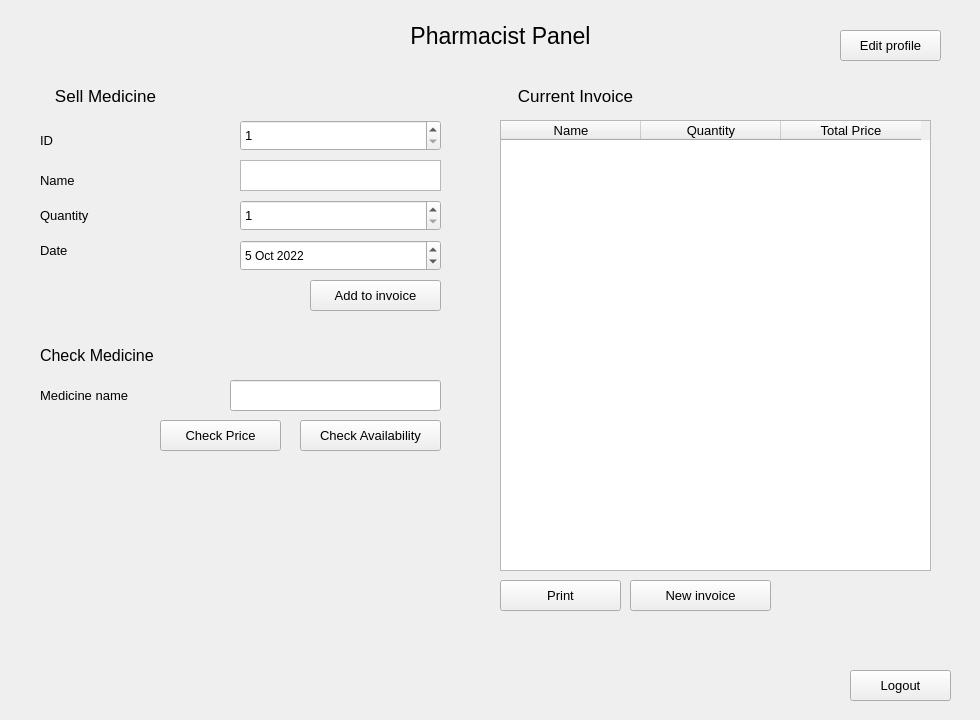
The window that pharmacist_window/pharmacist_window.ui (osamamuhammad3623/pharmacy_management_system) describes before a commit, drawn with Qt 5.
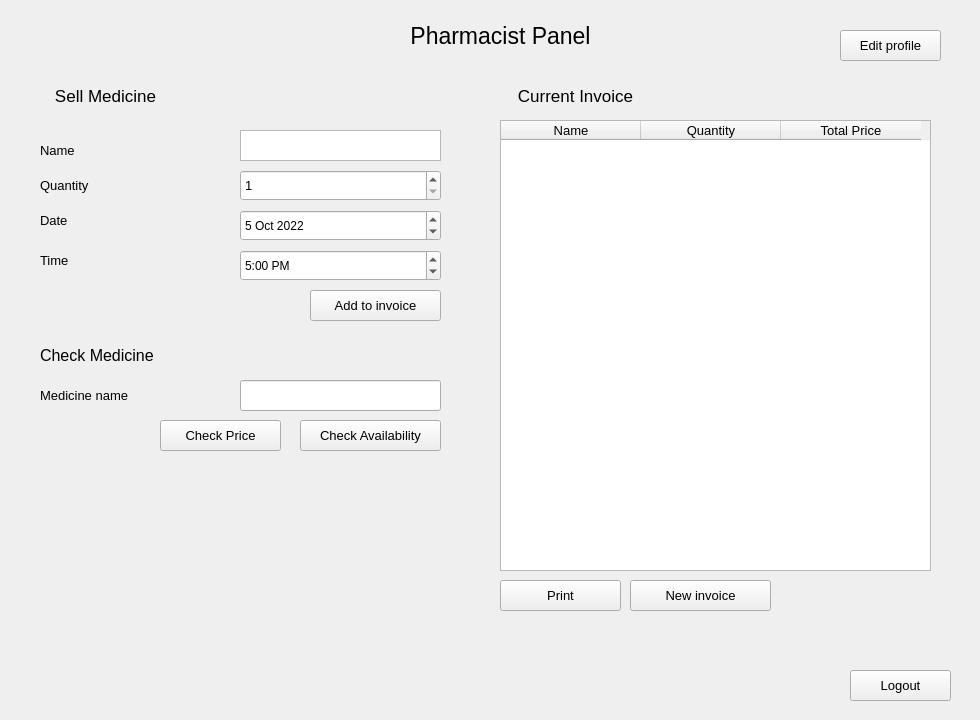
The same window after the commit.

The edit to the form file:
```diff
--- a/pharmacist_window/pharmacist_window.ui
+++ b/pharmacist_window/pharmacist_window.ui
@@ -149,7 +149,7 @@
    <property name="geometry">
     <rect>
      <x>310</x>
-     <y>280</y>
+     <y>290</y>
      <width>131</width>
      <height>31</height>
     </rect>
@@ -167,7 +167,7 @@
    <property name="geometry">
     <rect>
      <x>240</x>
-     <y>200</y>
+     <y>170</y>
      <width>201</width>
      <height>31</height>
     </rect>
@@ -205,50 +205,11 @@
     <set>Qt::AlignCenter</set>
    </property>
   </widget>
-  <widget class="QLabel" name="label_14">
-   <property name="geometry">
-    <rect>
-     <x>40</x>
-     <y>120</y>
-     <width>101</width>
-     <height>41</height>
-    </rect>
-   </property>
-   <property name="font">
-    <font>
-     <pointsize>10</pointsize>
-    </font>
-   </property>
-   <property name="text">
-    <string>ID</string>
-   </property>
-  </widget>
-  <widget class="QSpinBox" name="md_id">
-   <property name="geometry">
-    <rect>
-     <x>240</x>
-     <y>120</y>
-     <width>201</width>
-     <height>31</height>
-    </rect>
-   </property>
-   <property name="font">
-    <font>
-     <pointsize>10</pointsize>
-    </font>
-   </property>
-   <property name="minimum">
-    <number>1</number>
-   </property>
-   <property name="maximum">
-    <number>200</number>
-   </property>
-  </widget>
   <widget class="QTextEdit" name="md_name">
    <property name="geometry">
     <rect>
      <x>240</x>
-     <y>160</y>
+     <y>130</y>
      <width>201</width>
      <height>31</height>
     </rect>
@@ -263,7 +224,7 @@
    <property name="geometry">
     <rect>
      <x>40</x>
-     <y>190</y>
+     <y>160</y>
      <width>101</width>
      <height>51</height>
     </rect>
@@ -281,7 +242,7 @@
    <property name="geometry">
     <rect>
      <x>40</x>
-     <y>160</y>
+     <y>130</y>
      <width>101</width>
      <height>41</height>
     </rect>
@@ -376,9 +337,9 @@
   <widget class="QLineEdit" name="med_check_name">
    <property name="geometry">
     <rect>
-     <x>230</x>
+     <x>240</x>
      <y>380</y>
-     <width>211</width>
+     <width>201</width>
      <height>31</height>
     </rect>
    </property>
@@ -402,10 +363,13 @@
    </property>
   </widget>
   <widget class="QLabel" name="label_18">
+   <property name="enabled">
+    <bool>true</bool>
+   </property>
    <property name="geometry">
     <rect>
      <x>40</x>
-     <y>230</y>
+     <y>200</y>
      <width>101</width>
      <height>41</height>
     </rect>
@@ -420,10 +384,13 @@
    </property>
   </widget>
   <widget class="QDateEdit" name="md_date">
+   <property name="enabled">
+    <bool>true</bool>
+   </property>
    <property name="geometry">
     <rect>
      <x>240</x>
-     <y>240</y>
+     <y>210</y>
      <width>201</width>
      <height>31</height>
     </rect>
@@ -436,6 +403,47 @@
     </date>
    </property>
   </widget>
+  <widget class="QTimeEdit" name="md_time">
+   <property name="geometry">
+    <rect>
+     <x>240</x>
+     <y>250</y>
+     <width>201</width>
+     <height>31</height>
+    </rect>
+   </property>
+   <property name="displayFormat">
+    <string>h:mm AP</string>
+   </property>
+   <property name="time">
+    <time>
+     <hour>17</hour>
+     <minute>0</minute>
+     <second>0</second>
+    </time>
+   </property>
+  </widget>
+  <widget class="QLabel" name="label_19">
+   <property name="enabled">
+    <bool>true</bool>
+   </property>
+   <property name="geometry">
+    <rect>
+     <x>40</x>
+     <y>240</y>
+     <width>101</width>
+     <height>41</height>
+    </rect>
+   </property>
+   <property name="font">
+    <font>
+     <pointsize>10</pointsize>
+    </font>
+   </property>
+   <property name="text">
+    <string>Time</string>
+   </property>
+  </widget>
  </widget>
  <resources/>
  <connections/>
```
